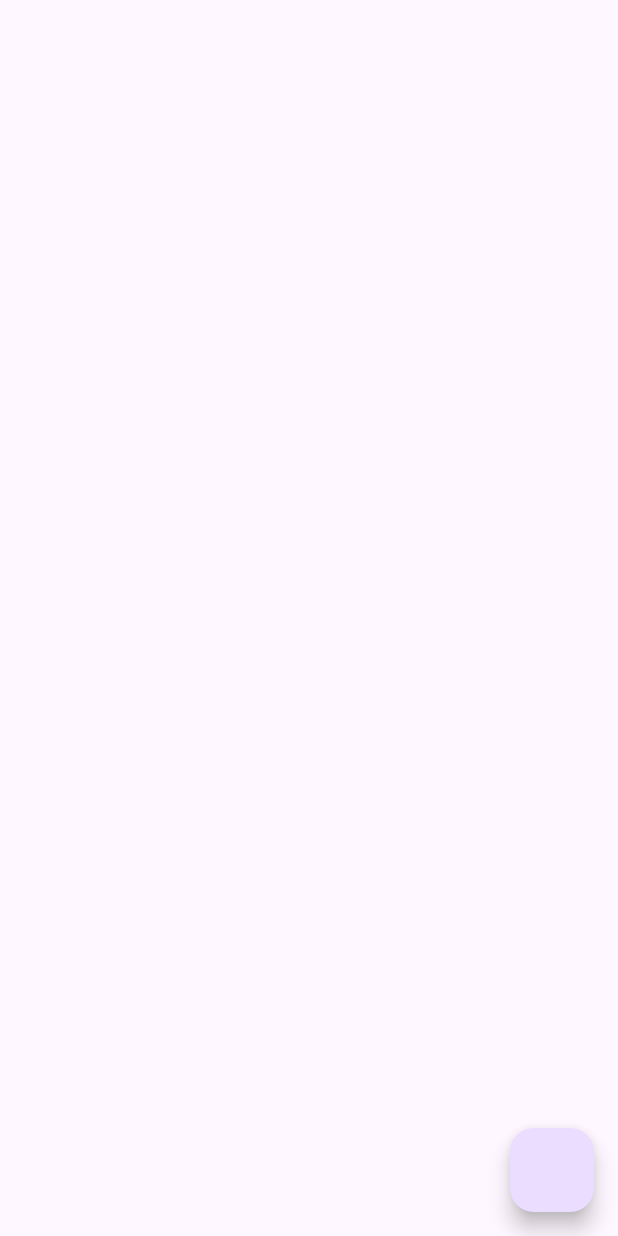
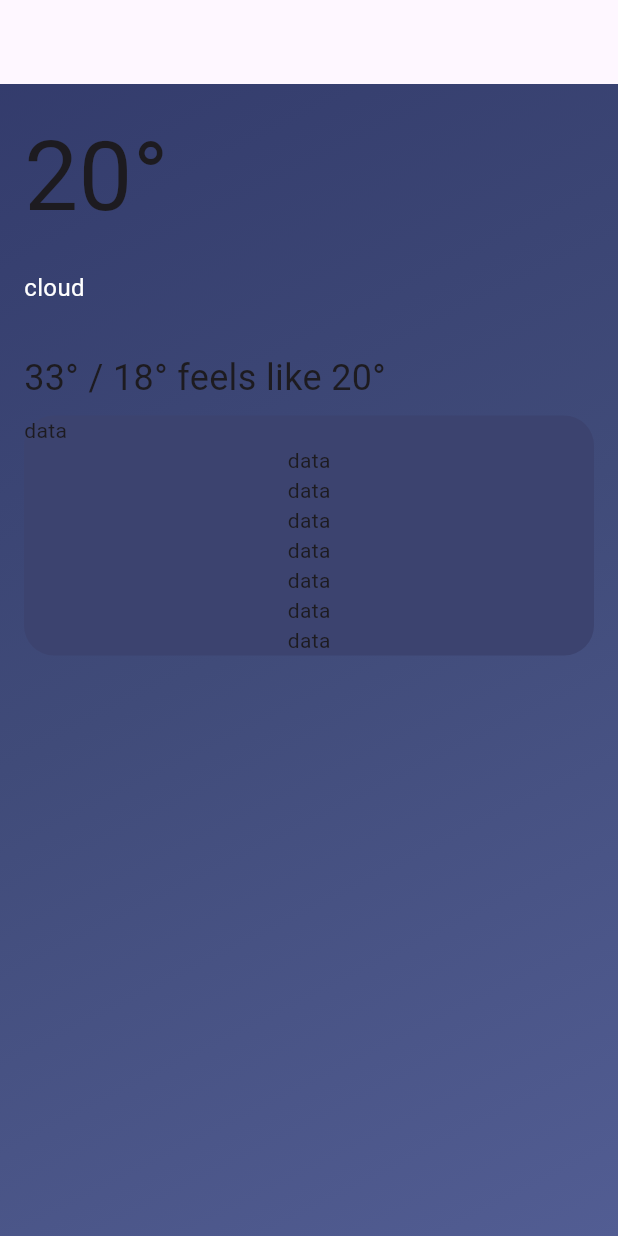
Before and after one commit to Mahmoudkhalafalah/NewsWeatherApp, a Flutter app: the screen it shows after launch, on a phone screen of 412 x 824 dp. Run offline on Flutter 3.47's test engine with Material 3 defaults, Android fonts, the phone set to English and light mode, and no system bars; our stand-ins replace dio.

```diff
--- a/lib/main.dart
+++ b/lib/main.dart
@@ -5,29 +5,9 @@ import 'package:intl/intl.dart';
 import 'package:news_weather_app_project/models/weather_forecast_model.dart';
 import 'package:news_weather_app_project/models/weather_model.dart';
 import 'package:news_weather_app_project/services/weather_serivce.dart';
+import 'package:news_weather_app_project/views/weather_details_view.dart';
+import 'package:news_weather_app_project/views/weather_search_view.dart';
 
-void main(){
-  runApp(MaterialApp(
-    home: Scaffold(
-      floatingActionButton: FloatingActionButton(
-        onPressed: () async {
-          WeatherService weatherService = WeatherService(Dio());
-          WeatherModel weatherModel = await weatherService.getWeatherData(cityName: "cairo");
-          log(weatherModel.toString());
-          List<WeatherForecastModel> weatherForecastModel = await weatherService.getForecastWeatherData(cityName: "cairo");
-
-          log(weatherForecastModel.toString());
-          for (int i = 0; i < 7; i++) {
-            log('${getDayName(weatherForecastModel[i].date)}\n');
-          }
-        },
-      ),
-    ),
-  ));
+void main() {
+  runApp(MaterialApp(home: WeatherDetails()));
 }
-
-String getDayName(String dateString) {
-  DateTime date = DateFormat('yyyy-MM-dd').parse(dateString);
-  List<String> days = ['Monday', 'Tuesday', 'Wednesday', 'Thursday', 'Friday', 'Saturday', 'Sunday'];
-  return days[date.weekday-1];
-}
--- a/lib/services/weather_serivce.dart
+++ b/lib/services/weather_serivce.dart
@@ -1,6 +1,7 @@
 import 'dart:developer';
 
 import 'package:dio/dio.dart';
+import 'package:intl/intl.dart';
 import 'package:news_weather_app_project/models/weather_forecast_model.dart';
 
 import '../models/weather_model.dart';
@@ -50,3 +51,16 @@ class WeatherService {
     }
   }
 }
+String getDayName(String dateString) {
+  DateTime date = DateFormat('yyyy-MM-dd').parse(dateString);
+  List<String> days = [
+    'Monday',
+    'Tuesday',
+    'Wednesday',
+    'Thursday',
+    'Friday',
+    'Saturday',
+    'Sunday'
+  ];
+  return days[date.weekday - 1];
+}
--- /dev/null
+++ b/lib/views/weather_details_view.dart
@@ -0,0 +1,99 @@
+import 'dart:ui';
+
+import 'package:flutter/cupertino.dart';
+import 'package:flutter/material.dart';
+
+class WeatherDetails extends StatelessWidget {
+  const WeatherDetails({super.key});
+
+  @override
+  Widget build(BuildContext context) {
+    return Container(
+      decoration: const BoxDecoration(
+          gradient: LinearGradient(
+              begin: Alignment.topLeft,
+              end: Alignment.bottomRight,
+              colors: [
+            Color(0xFF323A6B),
+            Color(0xff404B79),
+            Color(0xFF525D93),
+          ])),
+      child: Scaffold(
+        backgroundColor: Colors.transparent,
+        appBar: AppBar(),
+        body: Padding(
+          padding: const EdgeInsets.all(16.0),
+          child: Column(
+            children: [
+              Row(
+                children: [
+                  Text(
+                    '20°',
+                    textAlign: TextAlign.left,
+                    style: TextStyle(
+                      fontSize: 64,
+                    ),
+                  ),
+                ],
+              ),
+              SizedBox(
+                height: 16,
+              ),
+              Row(
+                children: [
+                  Text(
+                    'cloud',
+                    textAlign: TextAlign.left,
+                    style: TextStyle(
+                      fontSize: 16,
+                      color: Colors.white,
+                    ),
+                  ),
+                ],
+              ),
+              SizedBox(
+                height: 32,
+              ),
+              Row(
+                children: [
+                  Text(
+                    '33° / 18° feels like 20°',
+                    textAlign: TextAlign.left,
+                    style: TextStyle(
+                      fontSize: 24,
+                    ),
+                  ),
+                ],
+              ),
+              SizedBox(
+                height: 8,
+              ),
+              Container(
+                decoration: BoxDecoration(
+                  borderRadius: BorderRadius.all(Radius.circular(20)),
+                  color: Color(0xff3C436F)
+                ),
+                child: Column(
+                  children: [
+                    Row(
+                      children: [
+                        Text('data'),
+                      ],
+                    ),
+                    Text('data'),
+                    Text('data'),
+                    Text('data'),
+                    Text('data'),
+                    Text('data'),
+                    Text('data'),
+                    Text('data'),
+                  ],
+                ),
+              )
+            ],
+          ),
+        ),
+      ),
+    );
+  }
+}
--- a/pubspec.yaml
+++ b/pubspec.yaml
@@ -37,6 +37,7 @@ dependencies:
   cupertino_icons: ^1.0.6
   dio: ^5.4.3+1
   intl: ^0.19.0
+  google_fonts: ^6.2.1
 
 dev_dependencies:
   flutter_test:
```
Also changed, not shown: pubspec.lock, 1 other file.
